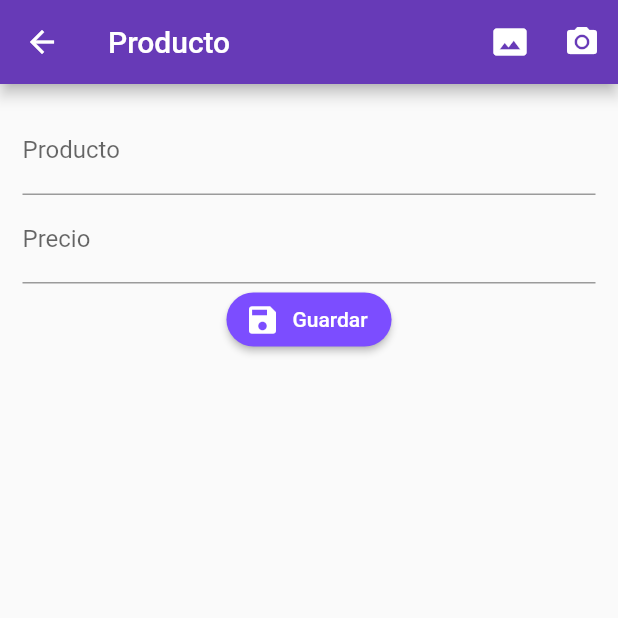
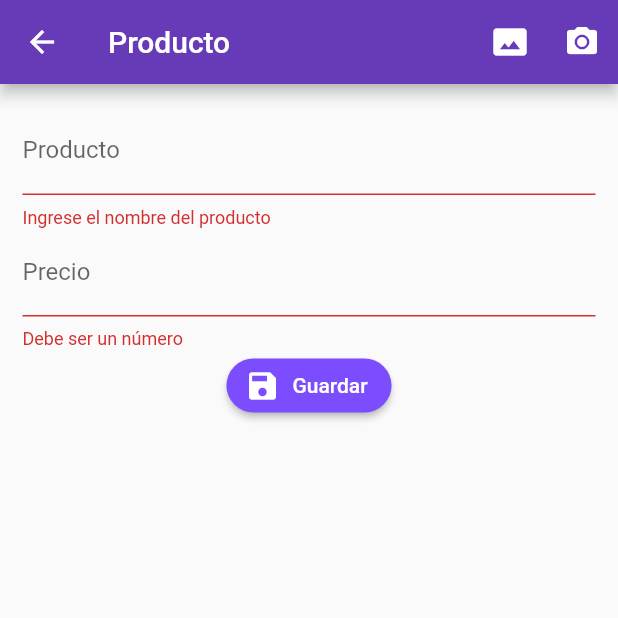
Before and after one commit to riclara/formvalidation, a Flutter app: the ProductPage screen opened by its route, after a tap on "Guardar", on a phone screen of 412 x 824 dp, the top half of it. Run offline on Flutter 3.47's test engine with Material 2 defaults, Android fonts, the phone set to English and light mode, and no system bars; our stand-ins replace rxdart.

Commit message:
add product model and validation form

```diff
--- a/lib/src/pages/product_page.dart
+++ b/lib/src/pages/product_page.dart
@@ -1,6 +1,14 @@
 import 'package:flutter/material.dart';
+import 'package:formvalidation/src/utils/utils.dart' as utils;
 
-class  ProductPage extends StatelessWidget {
+class  ProductPage extends StatefulWidget {
+  @override
+  _ProductPageState createState() => _ProductPageState();
+}
+
+class _ProductPageState extends State<ProductPage> {
+  final formKey = GlobalKey<FormState>();
+
   @override
   Widget build(BuildContext context) {
     return Scaffold(
@@ -21,6 +29,7 @@ class  ProductPage extends StatelessWidget {
         child: Container(
           padding: EdgeInsets.all(15.0),
           child: Form(
+            key: formKey,
             child: Column(
               children: <Widget>[
                 _buildName(),
@@ -40,6 +49,13 @@ class  ProductPage extends StatelessWidget {
       decoration: InputDecoration(
         labelText: 'Producto'
       ),
+      validator: (value) {
+        String msg;
+        if (value.length < 3) {
+          msg =  'Ingrese el nombre del producto';
+        }
+        return msg;
+      },
     );
   }
 
@@ -49,6 +65,13 @@ class  ProductPage extends StatelessWidget {
       decoration: InputDecoration(
         labelText: 'Precio'
       ),
+      validator: (value) {
+        String msg;
+        if (!utils.isNumeric(value)) {
+          msg =  'Debe ser un número';
+        }
+        return msg;
+      },
     );
   }
 
@@ -59,9 +82,14 @@ class  ProductPage extends StatelessWidget {
       ),
       color: Colors.deepPurpleAccent,
       textColor: Colors.white,
-      onPressed: () {},
+      onPressed: submit,
       icon: Icon(Icons.save),
       label: Text('Guardar')
       );
   }
+
+  void submit() {
+    if(formKey.currentState.validate()) return
+    print('todo ok');
+  }
 }
--- /dev/null
+++ b/lib/src/utils/utils.dart
@@ -0,0 +1,5 @@
+bool isNumeric (String s) {
+  if (s.isEmpty) return false;
+  final n = num.tryParse(s);
+  return n != null;
+}
```
Also changed, not shown: lib/src/models/product.model.dart (added, +41 -0 lines).
